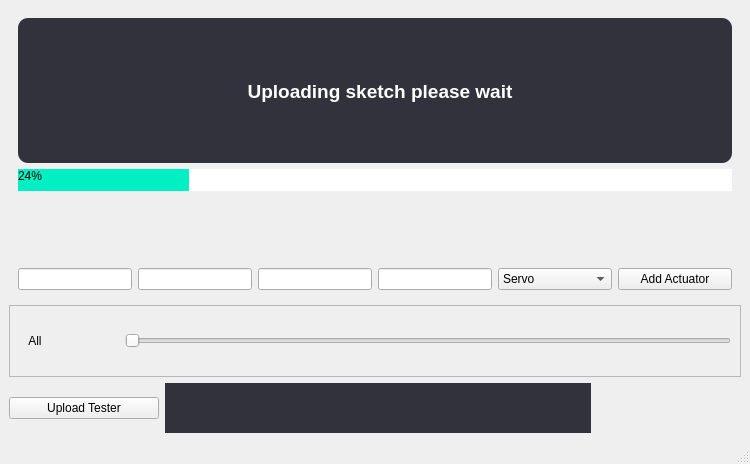
Qt form Ui/ActuatorUi.ui (OrionAerospaceYT/SideKick) before a commit.
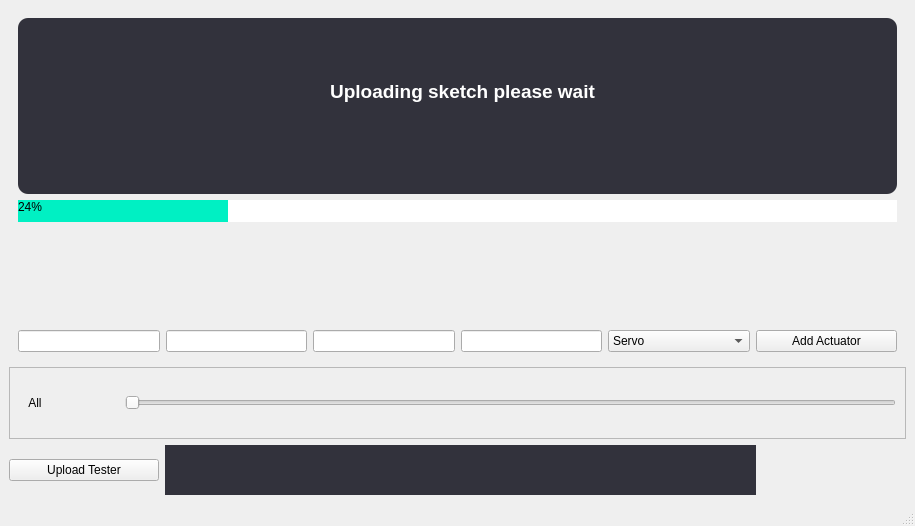
The same form after that commit. Icons and pictures are not drawn.

Diff of the .ui file:
```diff
--- a/Ui/ActuatorUi.ui
+++ b/Ui/ActuatorUi.ui
@@ -6,8 +6,8 @@
    <rect>
     <x>0</x>
     <y>0</y>
-    <width>750</width>
-    <height>464</height>
+    <width>915</width>
+    <height>526</height>
    </rect>
   </property>
   <property name="minimumSize">
@@ -188,7 +188,7 @@
         <rect>
          <x>0</x>
          <y>0</y>
-         <width>730</width>
+         <width>895</width>
          <height>70</height>
         </rect>
        </property>
```
